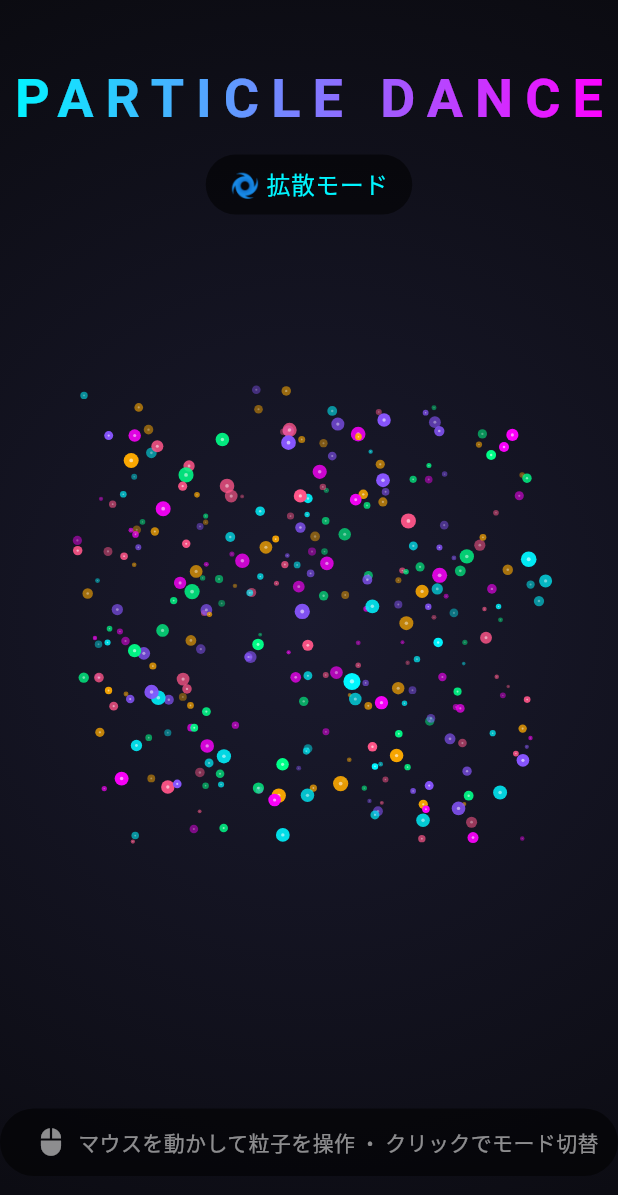
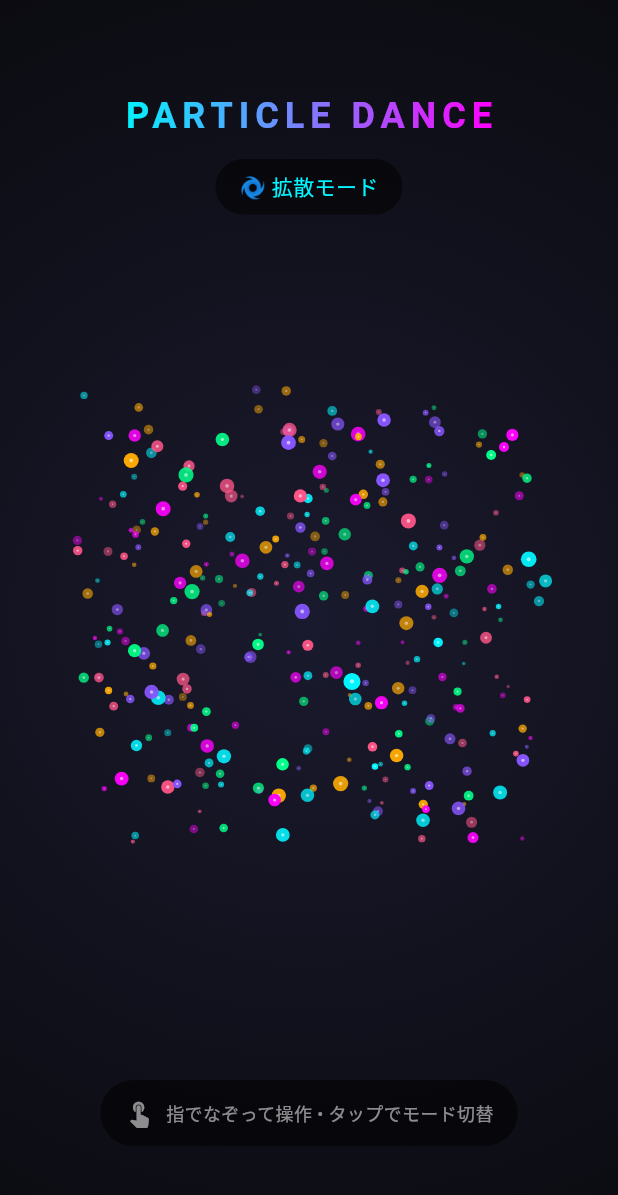
Before and after one commit to Kai-sijimi/Particle-Dance, a Flutter app: the screen it shows after launch, on a phone screen of 412 x 824 dp. Shown: the top 1195 px of the screen. Run offline on Flutter 3.47's test engine with Material 3 defaults, Android fonts, the light colour scheme and no system bars.

Commit message:
Add mobile touch support
📱 Mobile improvements:
- Touch drag to interact with particles
- Tap to toggle disperse/converge mode
- Responsive UI for mobile screens
- Compact text and padding for small screens

```diff
--- a/lib/main.dart
+++ b/lib/main.dart
@@ -1,4 +1,5 @@
 import 'package:flutter/material.dart';
+import 'package:flutter/foundation.dart' show kIsWeb;
 import 'dart:math' as math;
 
 void main() {
@@ -32,10 +33,10 @@ class _ParticleCanvasState extends State<ParticleCanvas>
     with SingleTickerProviderStateMixin {
   late AnimationController _controller;
   late List<Particle> _particles;
-  Offset _mousePosition = Offset.zero;
-  bool _isMouseInside = false;
+  Offset _touchPosition = Offset.zero;
+  bool _isTouching = false;
   bool _isDispersing = true;
-  static const int _particleCount = 300; // 800→300に削減
+  static const int _particleCount = 300;
   Size _canvasSize = Size.zero;
   final math.Random _random = math.Random();
 
@@ -45,7 +46,7 @@ class _ParticleCanvasState extends State<ParticleCanvas>
     _particles = [];
     _controller = AnimationController(
       vsync: this,
-      duration: const Duration(milliseconds: 16), // 60fps
+      duration: const Duration(milliseconds: 16),
     )..addListener(_updateParticles);
     _controller.repeat();
   }
@@ -75,7 +76,6 @@ class _ParticleCanvasState extends State<ParticleCanvas>
       );
     });
 
-    // 深度でソート（一度だけ）
     _particles.sort((a, b) => a.depth.compareTo(b.depth));
   }
 
@@ -83,10 +83,10 @@ class _ParticleCanvasState extends State<ParticleCanvas>
     if (_particles.isEmpty || _canvasSize == Size.zero) return;
 
     for (var p in _particles) {
-      if (_isMouseInside) {
-        final dx = p.x - _mousePosition.dx;
-        final dy = p.y - _mousePosition.dy;
-        final distSq = dx * dx + dy * dy; // sqrt を避ける
+      if (_isTouching) {
+        final dx = p.x - _touchPosition.dx;
+        final dy = p.y - _touchPosition.dy;
+        final distSq = dx * dx + dy * dy;
         final maxDistSq = 200.0 * 200.0;
 
         if (distSq < maxDistSq && distSq > 0) {
@@ -133,10 +133,12 @@ class _ParticleCanvasState extends State<ParticleCanvas>
 
   @override
   Widget build(BuildContext context) {
+    // デバイス判定（画面幅でモバイル判定）
+    final isMobile = MediaQuery.of(context).size.width < 600;
+
     return Scaffold(
       body: Stack(
         children: [
-          // 背景（静的なのでconstに）
           const _Background(),
 
           // パーティクルキャンバス
@@ -149,19 +151,43 @@ class _ParticleCanvasState extends State<ParticleCanvas>
                   _initializeParticles();
                 });
               }
-              return MouseRegion(
-                onEnter: (_) => _isMouseInside = true,
-                onExit: (_) => _isMouseInside = false,
-                onHover: (event) => _mousePosition = event.localPosition,
-                child: GestureDetector(
-                  onTap: () => setState(() => _isDispersing = !_isDispersing),
+              return GestureDetector(
+                // タップでモード切替
+                onTap: () => setState(() => _isDispersing = !_isDispersing),
+
+                // タッチ開始
+                onPanStart: (details) {
+                  _isTouching = true;
+                  _touchPosition = details.localPosition;
+                },
+
+                // タッチ移動（ドラッグ）
+                onPanUpdate: (details) {
+                  _touchPosition = details.localPosition;
+                },
+
+                // タッチ終了
+                onPanEnd: (_) {
+                  _isTouching = false;
+                },
+
+                // タッチキャンセル
+                onPanCancel: () {
+                  _isTouching = false;
+                },
+
+                child: MouseRegion(
+                  // マウス操作（PC用）
+                  onEnter: (_) => _isTouching = true,
+                  onExit: (_) => _isTouching = false,
+                  onHover: (event) => _touchPosition = event.localPosition,
                   child: RepaintBoundary(
                     child: CustomPaint(
                       size: Size.infinite,
                       painter: ParticlePainter(
                         particles: _particles,
-                        mousePosition: _mousePosition,
-                        isMouseInside: _isMouseInside,
+                        touchPosition: _touchPosition,
+                        isTouching: _isTouching,
                         isDispersing: _isDispersing,
                       ),
                     ),
@@ -171,21 +197,21 @@ class _ParticleCanvasState extends State<ParticleCanvas>
             },
           ),
 
-          // UI（静的要素をRepaintBoundaryで分離）
+          // UI
           RepaintBoundary(
-            child: _buildUI(),
+            child: _buildUI(isMobile),
           ),
         ],
       ),
     );
   }
 
-  Widget _buildUI() {
+  Widget _buildUI(bool isMobile) {
     return Stack(
       children: [
         // タイトル
         Positioned(
-          top: 40,
+          top: isMobile ? 60 : 40,
           left: 0,
           right: 0,
           child: Center(
@@ -195,13 +221,13 @@ class _ParticleCanvasState extends State<ParticleCanvas>
                   shaderCallback: (bounds) => const LinearGradient(
                     colors: [Color(0xFF00f5ff), Color(0xFFff00ff)],
                   ).createShader(bounds),
-                  child: const Text(
+                  child: Text(
                     'PARTICLE DANCE',
                     style: TextStyle(
-                      fontSize: 36,
+                      fontSize: isMobile ? 24 : 36,
                       fontWeight: FontWeight.bold,
                       color: Colors.white,
-                      letterSpacing: 8,
+                      letterSpacing: isMobile ? 4 : 8,
                     ),
                   ),
                 ),
@@ -215,7 +241,7 @@ class _ParticleCanvasState extends State<ParticleCanvas>
                   child: Text(
                     _isDispersing ? '🌀 拡散モード' : '✨ 収束モード',
                     style: TextStyle(
-                      fontSize: 16,
+                      fontSize: isMobile ? 14 : 16,
                       color: _isDispersing
                           ? const Color(0xFF00f5ff)
                           : const Color(0xFFff00ff),
@@ -227,26 +253,42 @@ class _ParticleCanvasState extends State<ParticleCanvas>
             ),
           ),
         ),
+
         // 操作説明
         Positioned(
-          bottom: 40,
-          left: 0,
-          right: 0,
+          bottom: isMobile ? 60 : 40,
+          left: 16,
+          right: 16,
           child: Center(
             child: Container(
-              padding: const EdgeInsets.symmetric(horizontal: 24, vertical: 12),
+              padding: EdgeInsets.symmetric(
+                horizontal: isMobile ? 16 : 24,
+                vertical: 12,
+              ),
               decoration: BoxDecoration(
                 color: Colors.black54,
                 borderRadius: BorderRadius.circular(25),
               ),
-              child: const Row(
+              child: Row(
                 mainAxisSize: MainAxisSize.min,
                 children: [
-                  Icon(Icons.mouse, color: Colors.white54, size: 20),
-                  SizedBox(width: 8),
-                  Text(
-                    'マウスを動かして粒子を操作  •  クリックでモード切替',
-                    style: TextStyle(color: Colors.white54, fontSize: 14),
+                  Icon(
+                    isMobile ? Icons.touch_app : Icons.mouse,
+                    color: Colors.white54,
+                    size: 20,
+                  ),
+                  const SizedBox(width: 8),
+                  Flexible(
+                    child: Text(
+                      isMobile
+                          ? '指でなぞって操作 • タップでモード切替'
+                          : 'マウスで操作 • クリックでモード切替',
+                      style: TextStyle(
+                        color: Colors.white54,
+                        fontSize: isMobile ? 12 : 14,
+                      ),
+                      textAlign: TextAlign.center,
+                    ),
                   ),
                 ],
               ),
@@ -258,7 +300,6 @@ class _ParticleCanvasState extends State<ParticleCanvas>
   }
 }
 
-// 背景を分離（再描画を避ける）
 class _Background extends StatelessWidget {
   const _Background();
 
@@ -276,7 +317,6 @@ class _Background extends StatelessWidget {
   }
 }
 
-// シンプルなパーティクルクラス（メモリ効率化）
 class Particle {
   double x, y;
   double homeX, homeY;
@@ -300,11 +340,10 @@ class Particle {
 
 class ParticlePainter extends CustomPainter {
   final List<Particle> particles;
-  final Offset mousePosition;
-  final bool isMouseInside;
+  final Offset touchPosition;
+  final bool isTouching;
   final bool isDispersing;
 
-  // Paintオブジェクトを再利用
   final Paint _particlePaint = Paint();
   final Paint _corePaint = Paint()..color = Colors.white70;
   final Paint _ringPaint = Paint()
@@ -313,33 +352,29 @@ class ParticlePainter extends CustomPainter {
 
   ParticlePainter({
     required this.particles,
-    required this.mousePosition,
-    required this.isMouseInside,
+    required this.touchPosition,
+    required this.isTouching,
     required this.isDispersing,
   });
 
   @override
   void paint(Canvas canvas, Size size) {
-    // パーティクル描画（シンプル化）
     for (var p in particles) {
       final alpha = (0.4 + p.depth * 0.6).clamp(0.0, 1.0);
 
-      // メイン粒子
       _particlePaint.color = p.color.withValues(alpha: alpha);
       canvas.drawCircle(Offset(p.x, p.y), p.size * 2, _particlePaint);
 
-      // コア（白い中心点）
       _corePaint.color = Colors.white.withValues(alpha: alpha * 0.6);
       canvas.drawCircle(Offset(p.x, p.y), p.size * 0.5, _corePaint);
     }
 
-    // マウスカーソル周りのエフェクト（シンプル化）
-    if (isMouseInside) {
+    if (isTouching) {
       _ringPaint.color = (isDispersing
               ? const Color(0xFF00f5ff)
               : const Color(0xFFff00ff))
           .withValues(alpha: 0.4);
-      canvas.drawCircle(mousePosition, 80, _ringPaint);
+      canvas.drawCircle(touchPosition, 80, _ringPaint);
     }
   }
 
```
